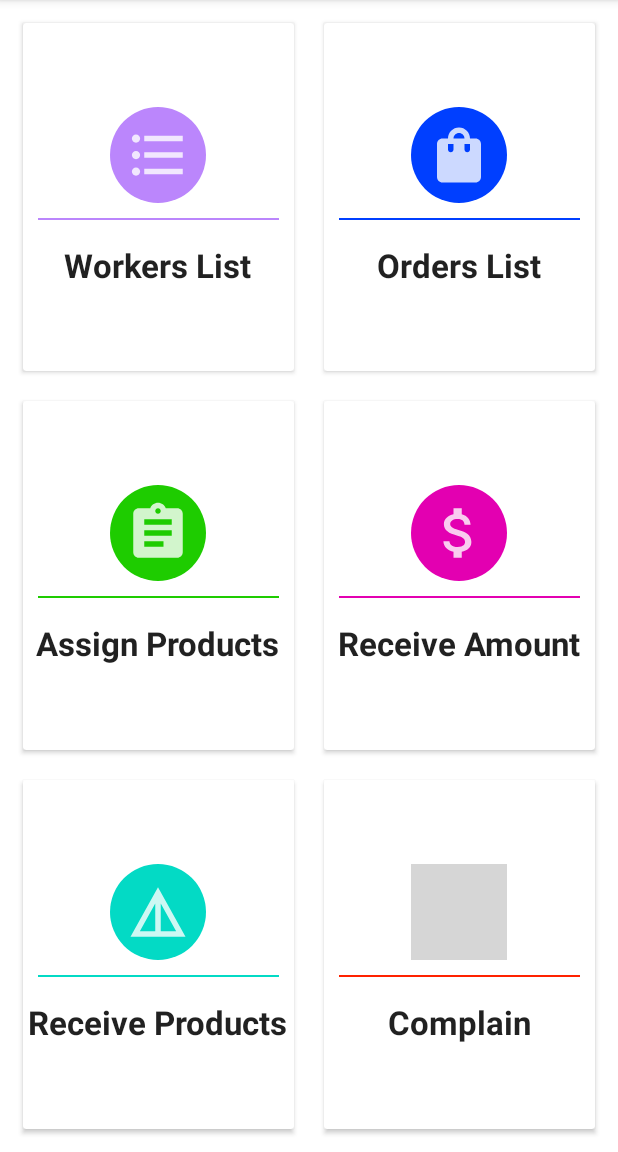
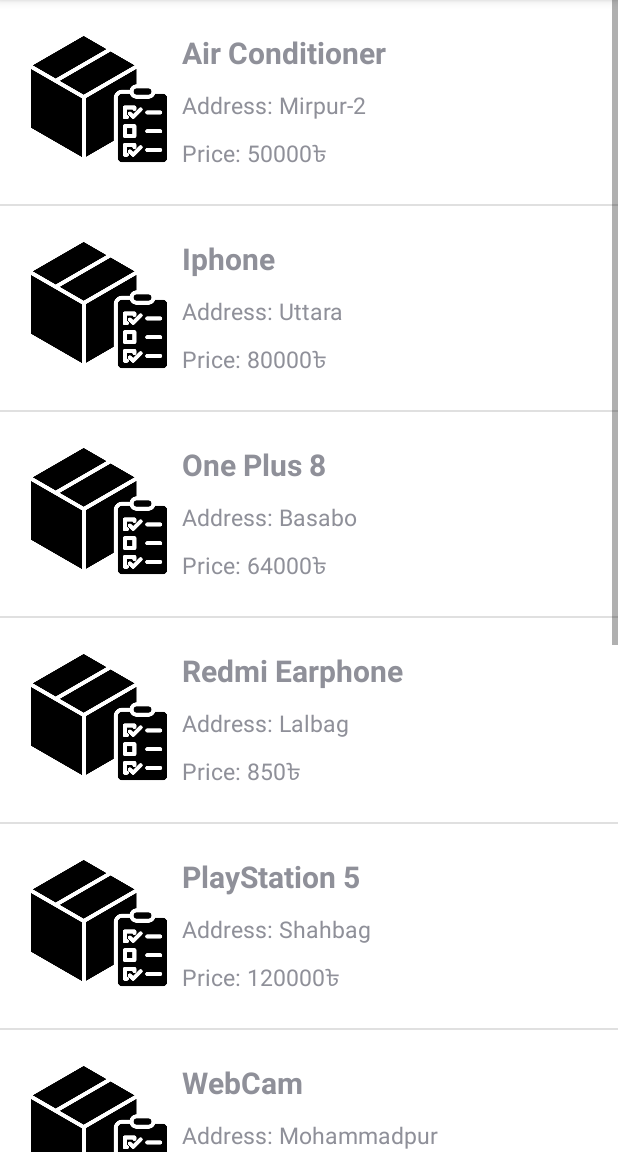
Before and after one commit to j0ker70/HackTheVerse_TeamTetragon, an Android app: the ManagerHomeActivity screen opened directly, with no data from a screen before it, after a tap on "Orders List", on a phone screen of 412 x 824 dp, the part 84-1236 px from its top. Run offline under Robolectric (Android 15) with nearby library versions, the phone set to English and light mode, and no system bars; grey boxes are pictures that could not be loaded.

Commit message:
order list in manager menu

```diff
--- a/SecureDelivery/app/src/main/AndroidManifest.xml
+++ b/SecureDelivery/app/src/main/AndroidManifest.xml
@@ -9,7 +9,8 @@
         android:roundIcon="@mipmap/ic_launcher_round"
         android:supportsRtl="true"
         android:theme="@style/Theme.SecureDelivery">
-        <activity android:name=".WorkersListActivity"></activity>
+        <activity android:name=".OrdersListActivity"></activity>
+        <activity android:name=".WorkersListActivity" />
         <activity android:name=".CustomerHomeActivity" />
         <activity android:name=".ManagerHomeActivity" />
         <activity android:name=".WorkerHomeActivity" />
--- a/SecureDelivery/app/src/main/java/com/example/securedelivery/ManagerHomeActivity.java
+++ b/SecureDelivery/app/src/main/java/com/example/securedelivery/ManagerHomeActivity.java
@@ -20,7 +20,7 @@
     }
 
     public void ordersList(View view) {
-        Toast.makeText(ManagerHomeActivity.this, "I am here", Toast.LENGTH_SHORT).show();
+        startActivity(new Intent(ManagerHomeActivity.this, OrdersListActivity.class));
     }
 
     public void assignProducts(View view) {
--- /dev/null
+++ b/SecureDelivery/app/src/main/java/com/example/securedelivery/OrdersListActivity.java
@@ -0,0 +1,80 @@
+package com.example.securedelivery;
+
+import androidx.annotation.NonNull;
+import androidx.annotation.Nullable;
+import androidx.appcompat.app.AppCompatActivity;
+
+import android.content.Context;
+import android.content.Intent;
+import android.os.Bundle;
+import android.view.LayoutInflater;
+import android.view.View;
+import android.view.ViewGroup;
+import android.widget.AdapterView;
+import android.widget.ArrayAdapter;
+import android.widget.ListView;
+import android.widget.TextView;
+import android.widget.Toast;
+
+public class OrdersListActivity extends AppCompatActivity {
+
+    @Override
+    protected void onCreate(Bundle savedInstanceState) {
+        super.onCreate(savedInstanceState);
+        setContentView(R.layout.activity_orders_list);
+
+        produceOrderList();
+    }
+
+    private void produceOrderList() {
+        ListView listView = findViewById(R.id.ordersListViewId);
+        String[] productNames = {"Air Conditioner", "Iphone", "One Plus 8", "Redmi Earphone",
+                "PlayStation 5", "WebCam", "Keyboard", "MakeUp Box", "LightSabre", "Helmet"};
+
+        String[] address = {"Mirpur-2", "Uttara", "Basabo", "Lalbag", "Shahbag", "Mohammadpur",
+                "Mirpur-1", "Gulisthan", "Dhanmondi", "Azimpur"};
+
+        int[] price = {50000, 80000, 64000, 850, 120000, 2400, 600, 3500, 69000, 1500};
+
+        CustomAdapter customAdapter = new CustomAdapter(OrdersListActivity.this,
+                                        productNames, address, price);
+        listView.setAdapter(customAdapter);
+
+        listView.setOnItemClickListener((parent, view, position, id) -> {
+            Toast.makeText(OrdersListActivity.this, productNames[position], Toast.LENGTH_SHORT).show();
+        });
+    }
+
+    class CustomAdapter extends ArrayAdapter<String> {
+        Context context;
+        String[] productNames, address;
+        int[] price;
+
+        public CustomAdapter(Context context, String[] productNames, String[] address, int[] price) {
+            super(context, R.layout.order_row, R.id.orderNameTextViewId, productNames);
+            this.context = context;
+            this.productNames = productNames;
+            this.address = address;
+            this.price = price;
+        }
+
+        @NonNull
+        @Override
+        public View getView(int position, @Nullable View convertView, @NonNull ViewGroup parent) {
+            LayoutInflater layoutInflater = (LayoutInflater) getApplicationContext().
+                                            getSystemService(Context.LAYOUT_INFLATER_SERVICE);
+            View view = layoutInflater.inflate(R.layout.order_row, parent, false);
+
+            TextView nameTextView = view.findViewById(R.id.orderNameTextViewId);
+            TextView addressTextView = view.findViewById(R.id.orderAddressTextViewId);
+            TextView priceTextView = view.findViewById(R.id.orderPriceTextViewId);
+
+
+            nameTextView.setText(productNames[position]);
+            addressTextView.setText("Address: " + address[position]);
+            priceTextView.setText("Price: " + Integer.toString(price[position]) + "৳");
+
+            return view;
+        }
+    }
+}
--- a/SecureDelivery/app/src/main/java/com/example/securedelivery/WorkersListActivity.java
+++ b/SecureDelivery/app/src/main/java/com/example/securedelivery/WorkersListActivity.java
@@ -9,7 +9,6 @@
 import android.view.LayoutInflater;
 import android.view.View;
 import android.view.ViewGroup;
-import android.widget.AdapterView;
 import android.widget.ArrayAdapter;
 import android.widget.ListView;
 import android.widget.TextView;
@@ -27,11 +26,11 @@
 
     private void produceList() {
         ListView listView = findViewById(R.id.workerListViewId);
-        String workerName[] = {"Md Reaz", "Merajul Arefin", "Sadia Jahangir",
+        String[] workerName = {"Md Reaz", "Merajul Arefin", "Sadia Jahangir",
                                 "Pranjal Kumar", "Showmik Aziz", "Ashique Mohammad",
                                 "Md. Shafiqul Islam", "Nawmi Nujhat", "Munataha Tasnim", "Mohammad Badiuzzaman"};
 
-        double rating[] = {12.68, 13.25, 20.13, 25.95, 17.42, 28.53, 11.68, 22.63, 24.12, 19.82};
+        double[] rating = {12.68, 13.25, 20.13, 25.95, 17.42, 28.53, 11.68, 22.63, 24.12, 19.82};
 
 
         CustomAdapter customAdapter = new CustomAdapter(WorkersListActivity.this, workerName, rating);
@@ -50,7 +49,7 @@
 
 
         public CustomAdapter(Context context, String names[], double ratings[]) {
-            super(context, R.layout.row, R.id.workerNameTextViewId, names);
+            super(context, R.layout.worker_row, R.id.workerNameTextViewId, names);
             this.context = context;
             this.rNames = names;
             this.rRatings = ratings;
@@ -59,14 +58,15 @@
         @NonNull
         @Override
         public View getView(int position, @Nullable View convertView, @NonNull ViewGroup parent) {
-            LayoutInflater layoutInflater = (LayoutInflater) getApplicationContext().getSystemService(Context.LAYOUT_INFLATER_SERVICE);
-            View view = layoutInflater.inflate(R.layout.row, parent, false);
+            LayoutInflater layoutInflater = (LayoutInflater) getApplicationContext().
+                                            getSystemService(Context.LAYOUT_INFLATER_SERVICE);
+            View view = layoutInflater.inflate(R.layout.worker_row, parent, false);
 
             TextView myNames = view.findViewById(R.id.workerNameTextViewId);
             TextView myRatings = view.findViewById(R.id.workerRatingTextViewId);
 
-            myNames.setText(rNames[position]);
-            myRatings.setText(Double.toString(rRatings[position]));
+            myNames.setText("Performance: " + rNames[position]);
+            myRatings.setText("Price: " + Double.toString(rRatings[position]));
 
             return view;
         }
--- /dev/null
+++ b/SecureDelivery/app/src/main/res/layout/activity_orders_list.xml
@@ -0,0 +1,17 @@
+<?xml version="1.0" encoding="utf-8"?>
+<LinearLayout xmlns:android="http://schemas.android.com/apk/res/android"
+    xmlns:app="http://schemas.android.com/apk/res-auto"
+    xmlns:tools="http://schemas.android.com/tools"
+    android:layout_width="match_parent"
+    android:layout_height="match_parent"
+    tools:context=".OrdersListActivity">
+
+    <ListView
+        android:layout_width="match_parent"
+        android:layout_height="match_parent"
+        android:id="@+id/ordersListViewId"
+        >
+
+    </ListView>
+
+</LinearLayout>
--- /dev/null
+++ b/SecureDelivery/app/src/main/res/layout/order_row.xml
@@ -0,0 +1,52 @@
+<?xml version="1.0" encoding="utf-8"?>
+<LinearLayout
+    xmlns:android="http://schemas.android.com/apk/res/android"
+    android:layout_width="match_parent"
+    android:layout_height="wrap_content"
+    android:orientation="horizontal"
+    android:padding="16dp"
+    >
+
+    <ImageView
+        android:layout_width="100dp"
+        android:layout_height="100dp"
+        android:src="@drawable/product_pic"
+        />
+
+    <LinearLayout
+        android:layout_width="match_parent"
+        android:layout_height="wrap_content"
+        android:orientation="vertical"
+        >
+
+        <TextView
+            android:layout_width="match_parent"
+            android:layout_height="wrap_content"
+            android:text="@string/name"
+            android:textStyle="bold"
+            android:textSize="20sp"
+            android:layout_margin="5dp"
+            android:id="@+id/orderNameTextViewId"
+            />
+
+        <TextView
+            android:layout_width="match_parent"
+            android:layout_height="wrap_content"
+            android:text="@string/address"
+            android:layout_margin="5dp"
+            android:textSize="15sp"
+            android:id="@+id/orderAddressTextViewId"
+            />
+
+        <TextView
+            android:layout_width="match_parent"
+            android:layout_height="wrap_content"
+            android:text="@string/price"
+            android:layout_margin="5dp"
+            android:textSize="15sp"
+            android:id="@+id/orderPriceTextViewId"
+            />
+
+    </LinearLayout>
+
+</LinearLayout>
--- a/SecureDelivery/app/src/main/res/values/strings.xml
+++ b/SecureDelivery/app/src/main/res/values/strings.xml
@@ -21,4 +21,6 @@
     <string name="complain">Complain</string>
     <string name="name">Name</string>
     <string name="performance_rating">Performance Rating</string>
+    <string name="address">Address</string>
+    <string name="price">Price</string>
 </resources>
```
Also changed, not shown: SecureDelivery/app/src/main/res/drawable/product_pic.png (added), SecureDelivery/app/src/main/res/layout/worker_row.xml (renamed from SecureDelivery/app/src/main/res/layout/row.xml).
